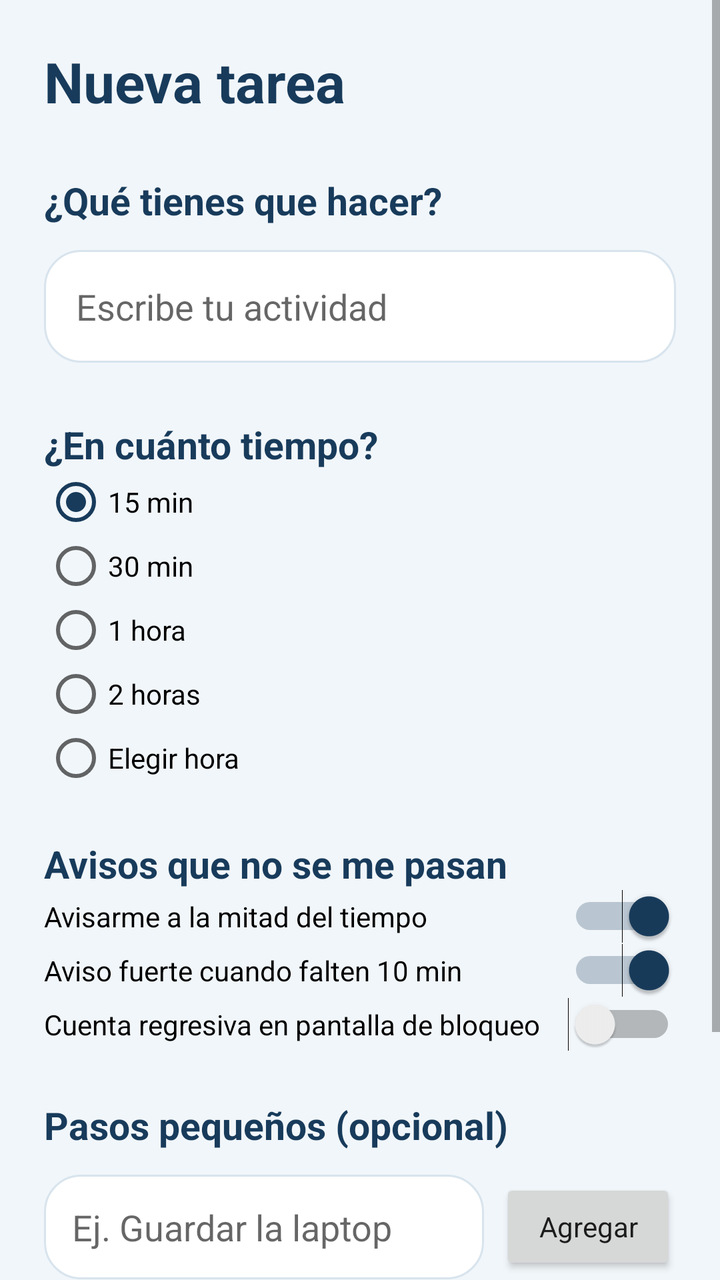
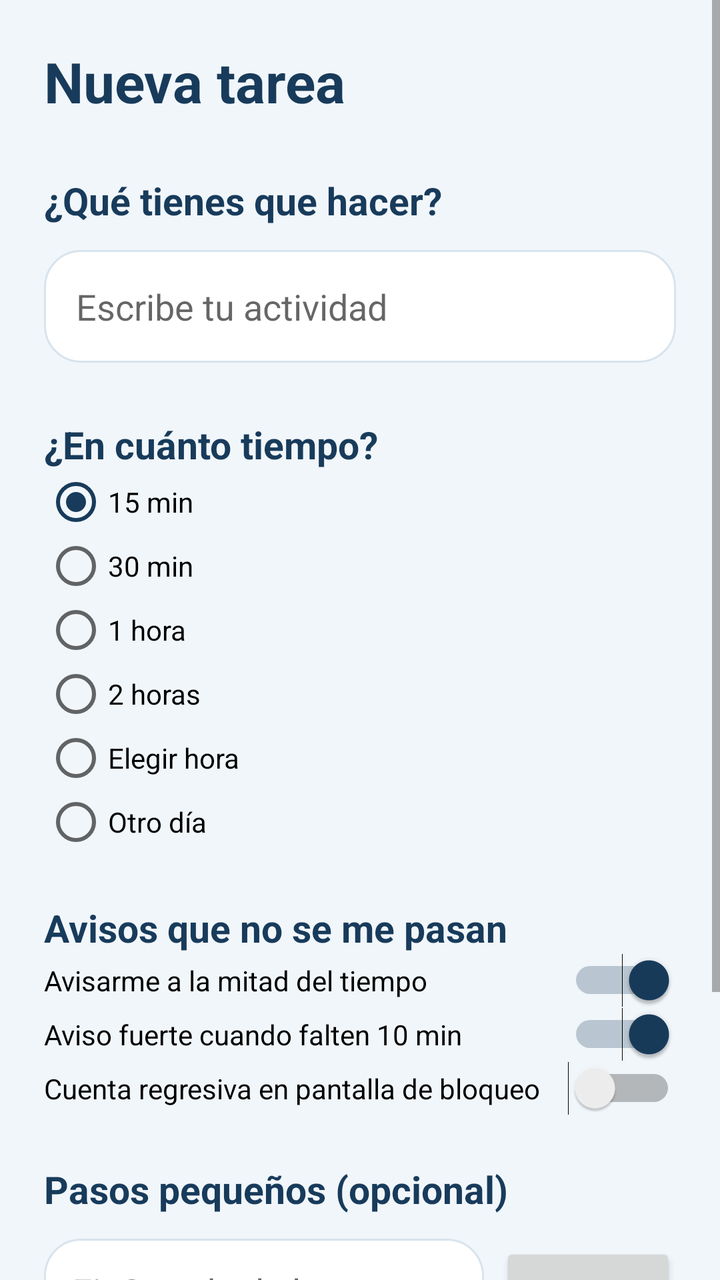

Compare the two renders of this Android layout. The source of the first and the diff that turns it into the second are given below.
<!-- AndroidManifest.xml: application theme Theme.Ahorita -->
<!-- res/layout/activity_new_task.xml -->
<ScrollView xmlns:android="http://schemas.android.com/apk/res/android"
    android:layout_width="match_parent" android:layout_height="match_parent"
    android:background="@color/ah_background" android:fillViewport="true">
    <LinearLayout android:layout_width="match_parent" android:layout_height="wrap_content"
        android:orientation="vertical" android:padding="22dp">
        <TextView android:layout_width="wrap_content" android:layout_height="wrap_content"
            android:text="Nueva tarea" android:textColor="@color/ah_navy" android:textSize="28sp"
            android:textStyle="bold"/>
        <TextView android:layout_width="wrap_content" android:layout_height="wrap_content"
            android:layout_marginTop="28dp" android:text="¿Qué tienes que hacer?"
            android:textColor="@color/ah_navy" android:textSize="19sp" android:textStyle="bold"/>
        <EditText android:id="@+id/etTaskTitle" android:layout_width="match_parent"
            android:layout_height="wrap_content" android:layout_marginTop="12dp"
            android:hint="Escribe tu actividad" android:padding="16dp"
            android:background="@drawable/bg_card" android:inputType="textCapSentences"/>
        <TextView android:layout_width="wrap_content" android:layout_height="wrap_content"
            android:layout_marginTop="28dp" android:text="¿En cuánto tiempo?"
            android:textColor="@color/ah_navy" android:textSize="19sp" android:textStyle="bold"/>
        <RadioGroup android:id="@+id/rgDuration" android:layout_width="match_parent"
            android:layout_height="wrap_content" android:orientation="vertical">
            <RadioButton android:id="@+id/rb15" android:layout_width="wrap_content"
                android:layout_height="wrap_content" android:text="15 min" android:checked="true"/>
            <RadioButton android:id="@+id/rb30" android:layout_width="wrap_content"
                android:layout_height="wrap_content" android:text="30 min"/>
            <RadioButton android:id="@+id/rb60" android:layout_width="wrap_content"
                android:layout_height="wrap_content" android:text="1 hora"/>
            <RadioButton android:id="@+id/rb120" android:layout_width="wrap_content"
                android:layout_height="wrap_content" android:text="2 horas"/>
            <RadioButton android:id="@+id/rbCustom" android:layout_width="wrap_content"
                android:layout_height="wrap_content" android:text="Elegir hora"/>
        </RadioGroup>

        
        <TextView android:id="@+id/tvCustomTime" android:layout_width="wrap_content"
            android:layout_height="wrap_content" android:layout_marginStart="32dp"
            android:layout_marginTop="4dp" android:textColor="@color/ah_muted"
            android:textStyle="bold" android:visibility="gone"/>
        <TextView android:layout_width="wrap_content" android:layout_height="wrap_content"
            android:layout_marginTop="24dp" android:text="Avisos que no se me pasan"
            android:textColor="@color/ah_navy" android:textSize="19sp" android:textStyle="bold"/>
        <Switch android:layout_width="match_parent" android:layout_height="wrap_content"
            android:text="Avisarme a la mitad del tiempo" android:checked="true"/>
        <Switch android:layout_width="match_parent" android:layout_height="wrap_content"
            android:text="Aviso fuerte cuando falten 10 min" android:checked="true"/>
        <Switch android:layout_width="match_parent" android:layout_height="wrap_content"
            android:text="Cuenta regresiva en pantalla de bloqueo"/>
        
        <TextView android:layout_width="wrap_content" android:layout_height="wrap_content"
            android:layout_marginTop="24dp" android:text="Pasos pequeños (opcional)"
            android:textColor="@color/ah_navy" android:textSize="19sp" android:textStyle="bold"/>
        <LinearLayout android:layout_width="match_parent" android:layout_height="wrap_content"
            android:layout_marginTop="12dp" android:gravity="center_vertical" android:orientation="horizontal">
            <EditText android:id="@+id/etStep" android:layout_width="0dp"
                android:layout_height="wrap_content" android:layout_weight="1"
                android:hint="Ej. Guardar la laptop" android:padding="14dp"
                android:background="@drawable/bg_card" android:inputType="textCapSentences"/>
            <Button android:id="@+id/btnAddStep" android:layout_width="wrap_content"
                android:layout_height="wrap_content" android:layout_marginStart="8dp"
                android:text="Agregar" android:textAllCaps="false"/>
        </LinearLayout>
        
        <LinearLayout android:id="@+id/containerNewSteps" android:layout_width="match_parent"
            android:layout_height="wrap_content" android:layout_marginTop="8dp" android:orientation="vertical"/>
        <Button android:id="@+id/btnCreateTask" android:layout_width="match_parent"
            android:layout_height="wrap_content" android:layout_marginTop="28dp"
            android:text="Crear y empezar la cuenta" android:textAllCaps="false"
            android:textColor="@android:color/white" android:backgroundTint="@color/ah_navy"/>
        <Button android:id="@+id/btnCancelTask" android:layout_width="match_parent"
            android:layout_height="wrap_content" android:text="Cancelar" android:textAllCaps="false"/>
    </LinearLayout>
</ScrollView>
<!-- resources referenced by this layout -->
<resources>
  <color name="ah_background">#F1F6FA</color>
  <color name="ah_muted">#60788C</color>
  <color name="ah_navy">#183B5B</color>
  <!-- drawable bg_card (drawable) -->
  <shape xmlns:android="http://schemas.android.com/apk/res/android">
      <solid android:color="@color/ah_surface"/>
      <corners android:radius="18dp"/>
      <stroke android:width="1dp" android:color="@color/ah_border"/>
  </shape>
  <style name="Theme.Ahorita" parent="@android:style/Theme.Material.Light.NoActionBar">
          <item name="android:fontFamily">sans-serif</item>
          <item name="android:colorAccent">@color/ah_navy</item>
          <item name="android:statusBarColor">@color/ah_background</item>
          <item name="android:navigationBarColor">@color/ah_background</item>
          <item name="android:windowLightStatusBar">true</item>
          <item name="android:windowActionModeOverlay">true</item>
      </style>
  <color name="ah_surface">#FFFFFF</color>
  <color name="ah_border">#D8E4ED</color>
</resources>

<!-- the commit's change to res/layout/activity_new_task.xml (unified diff, before → after) -->
@@ -28,6 +28,8 @@
                 android:layout_height="wrap_content" android:text="2 horas"/>
             <RadioButton android:id="@+id/rbCustom" android:layout_width="wrap_content"
                 android:layout_height="wrap_content" android:text="Elegir hora"/>
+            <RadioButton android:id="@+id/rbDate" android:layout_width="wrap_content"
+                android:layout_height="wrap_content" android:text="Otro día"/>
         </RadioGroup>
 
         
